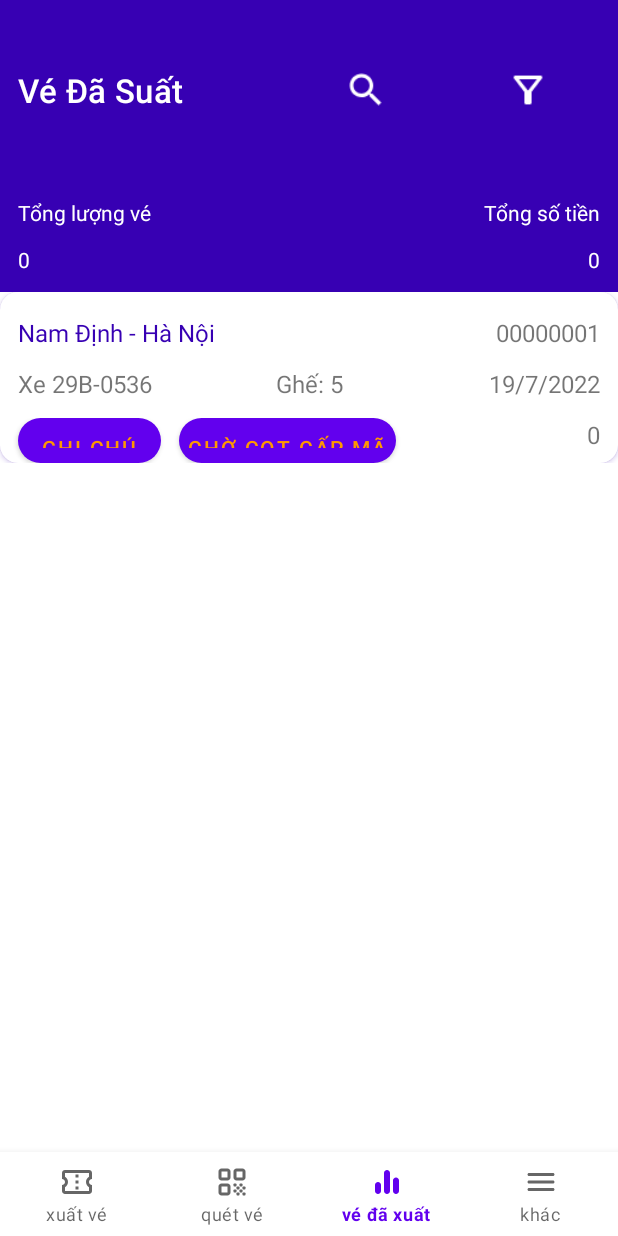
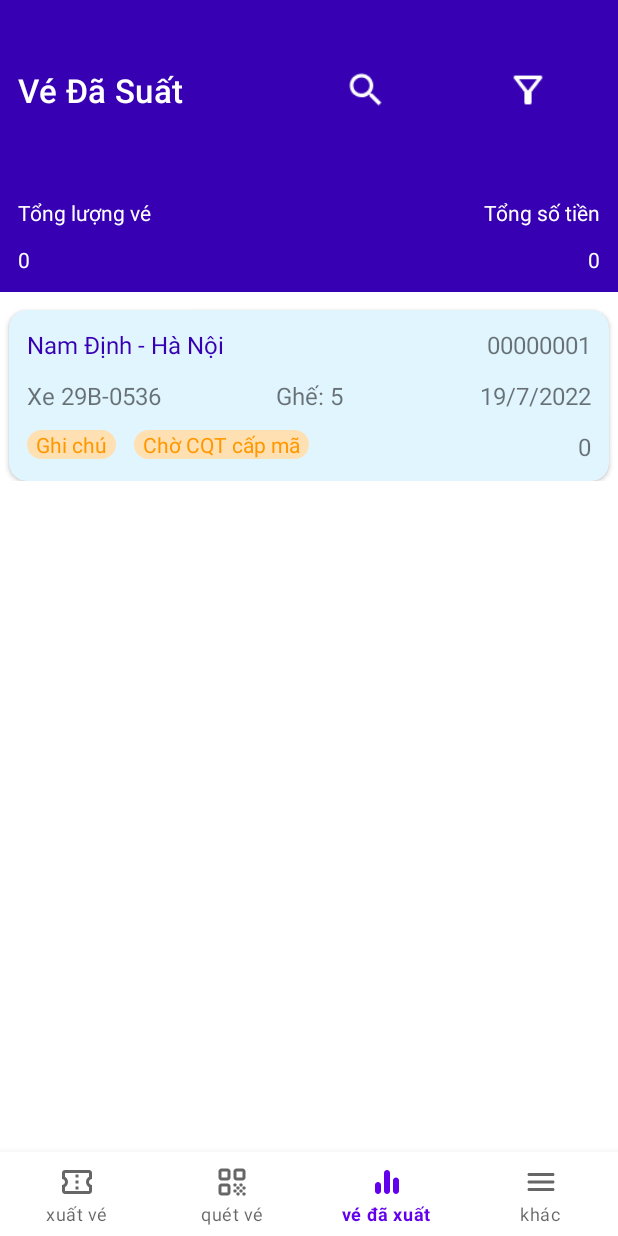
Before and after one commit to Hngdcmnh/mobileD20, an Android app: the screen it shows after launch (MainActivity), on a phone screen of 412 x 824 dp. Run offline under Robolectric (Android 15) with nearby library versions, the phone set to English and light mode, and no system bars; our stand-ins replace navigation-ui.

Commit message:
sửa button ghi chú và button Chờ CQT cấp mã sang dạng TextView để hiển thị đúng

```diff
--- a/app/src/main/res/layout/item.xml
+++ b/app/src/main/res/layout/item.xml
@@ -2,9 +2,13 @@
 <androidx.cardview.widget.CardView xmlns:android="http://schemas.android.com/apk/res/android"
     xmlns:app="http://schemas.android.com/apk/res-auto"
     android:layout_width="match_parent"
-    android:layout_height="match_parent"
-    app:cardCornerRadius="12dp"
-    android:outlineSpotShadowColor="@color/purple_700">
+    android:layout_height="wrap_content"
+    android:layout_marginStart="6dp"
+    android:layout_marginTop="12dp"
+    android:layout_marginEnd="6dp"
+    android:elevation="10dp"
+    app:cardBackgroundColor="#e1f5fe"
+    app:cardCornerRadius="12dp">
 
     <LinearLayout
         android:layout_width="match_parent"
@@ -14,7 +18,7 @@
         <androidx.constraintlayout.widget.ConstraintLayout
             android:layout_width="match_parent"
             android:layout_height="wrap_content"
-            android:layout_marginTop="16dp">
+            android:layout_marginTop="12dp">
 
             <TextView
                 android:id="@+id/tv_start_point"
@@ -93,14 +97,17 @@
         <androidx.constraintlayout.widget.ConstraintLayout
             android:layout_width="match_parent"
             android:layout_height="wrap_content"
-            android:layout_marginTop="12dp">
+            android:layout_marginTop="12dp"
+            android:layout_marginBottom="12dp">
 
-            <Button
+            <TextView
                 android:id="@+id/btn_note"
                 android:layout_width="wrap_content"
-                android:layout_height="30dp"
+                android:layout_height="0dp"
                 android:layout_marginStart="12dp"
                 android:background="@drawable/custome_button"
+                android:paddingStart="6dp"
+                android:paddingEnd="6dp"
                 android:text="Ghi chú"
                 android:textColor="#ff9800"
                 android:textSize="14sp"
@@ -108,10 +115,10 @@
                 app:layout_constraintTop_toBottomOf="parent"
                 app:layout_constraintTop_toTopOf="parent" />
 
-            <Button
+            <TextView
                 android:id="@+id/btn_wait_CQT"
                 android:layout_width="wrap_content"
-                android:layout_height="30dp"
+                android:layout_height="0dp"
                 android:layout_marginStart="12dp"
                 android:background="@drawable/custome_button"
                 android:paddingLeft="6dp"
```
